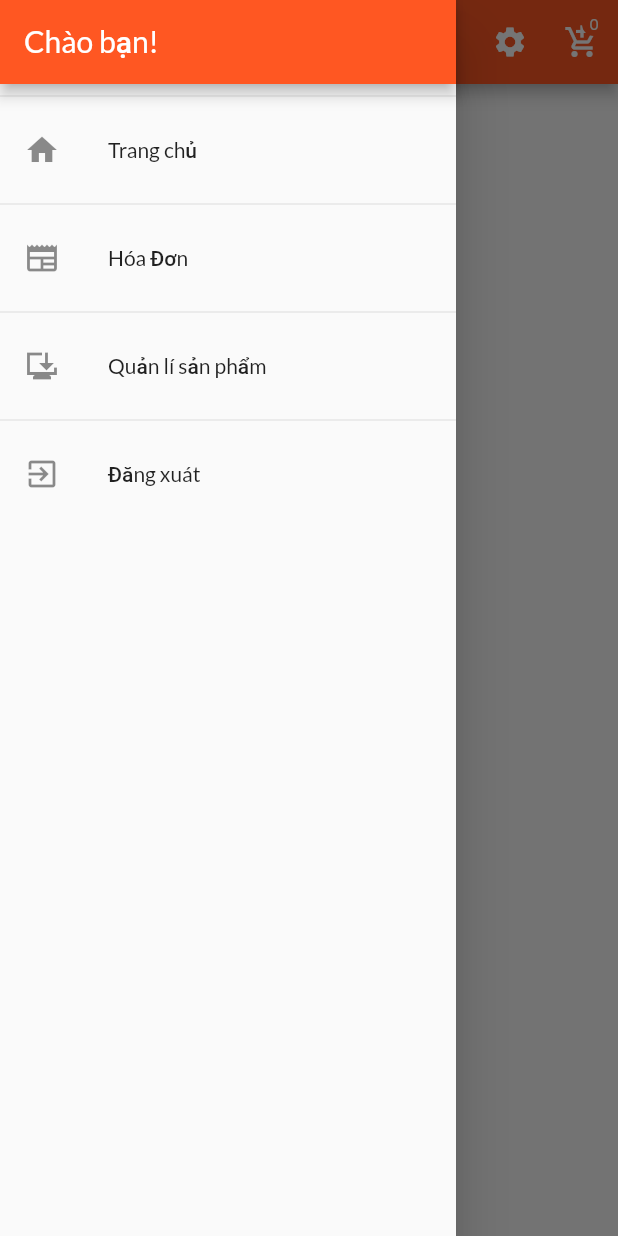
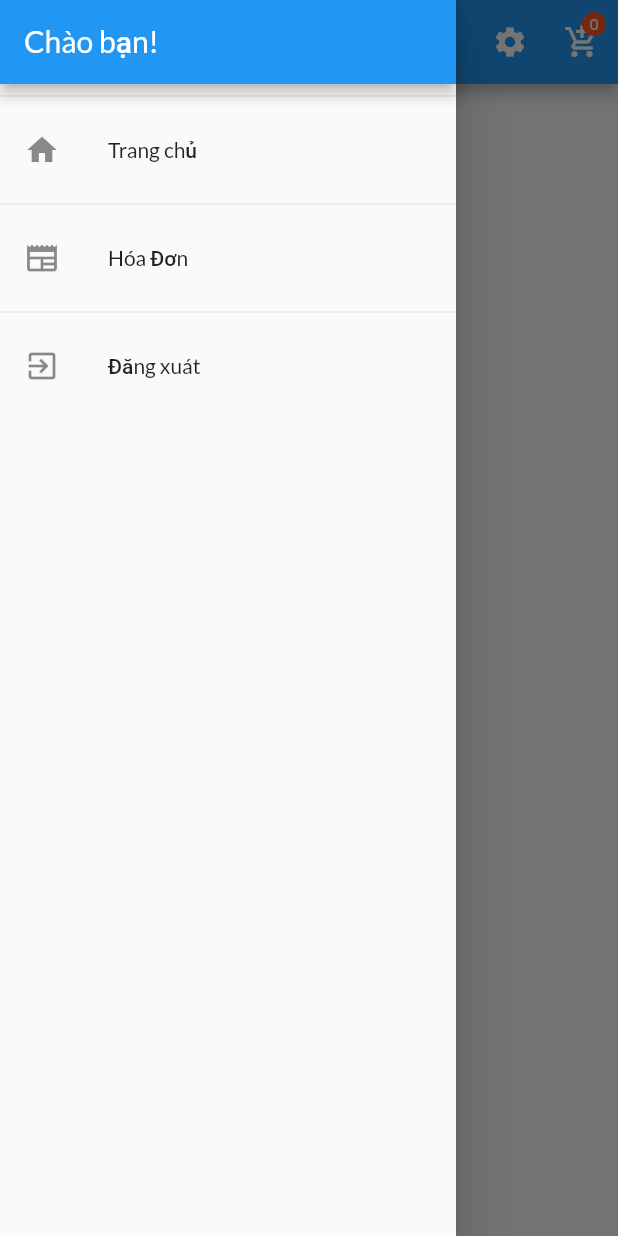
Before and after one commit to 23-24Sem1-Courses/ct48401-project-BuiVanTienB2014620, a Flutter app: the ProductsOverviewScreen screen opened directly, with the side drawer open, on a phone screen of 412 x 824 dp. Run offline on Flutter 3.47's test engine with Material 2 defaults, Android fonts, the phone set to English and light mode, and no system bars; our stand-ins replace flutter_dotenv, flutter_rating_bar, shared_preferences; accounts and stored records are empty; network calls fail.

Commit message:
new update

```diff
--- a/lib/ui/products/product_overview_screen.dart
+++ b/lib/ui/products/product_overview_screen.dart
@@ -29,7 +29,7 @@ class _ProductsOverviewScreenState extends State<ProductsOverviewScreen> {
   Widget build(BuildContext context) {
     return Scaffold(
       appBar: AppBar(
-        title: const Text('Shop DT'),
+        title: const Text('Shop VT'),
         actions: <Widget>[
           buildProductFilterMenu(),
           buildShoppingCartIcon(),
--- a/lib/ui/shared/app_drawer.dart
+++ b/lib/ui/shared/app_drawer.dart
@@ -31,7 +31,17 @@ class AppDrawer extends StatelessWidget {
                   .pushReplacementNamed(OrdersScreen.routeName);
             },
           ),
-          const Divider(),
+          // const Divider(),
+          // ListTile(
+          //   leading: const Icon(Icons.browser_updated_sharp),
+          //   title: const Text('Quản lí sản phẩm'),
+          //   onTap: () {
+          //     Navigator.of(context)
+          //         .pushReplacementNamed(UserProductsScreen.routeName);
+          //   },
+          // ),
+          if (currentUserEmail == 'tienb2014620@gmail.com') const Divider(),
+          if (currentUserEmail == 'tienb2014620@gmail.com')
             ListTile(
               leading: const Icon(Icons.browser_updated_sharp),
               title: const Text('Quản lí sản phẩm'),
```
Also changed, not shown: lib/main.dart (+1 -78 lines), lib/ui/auth/app_banner.dart (+9 -10 lines), lib/ui/auth/auth_screen.dart (+2 -14 lines). Lines whose indentation alone changed are shown as unchanged.
